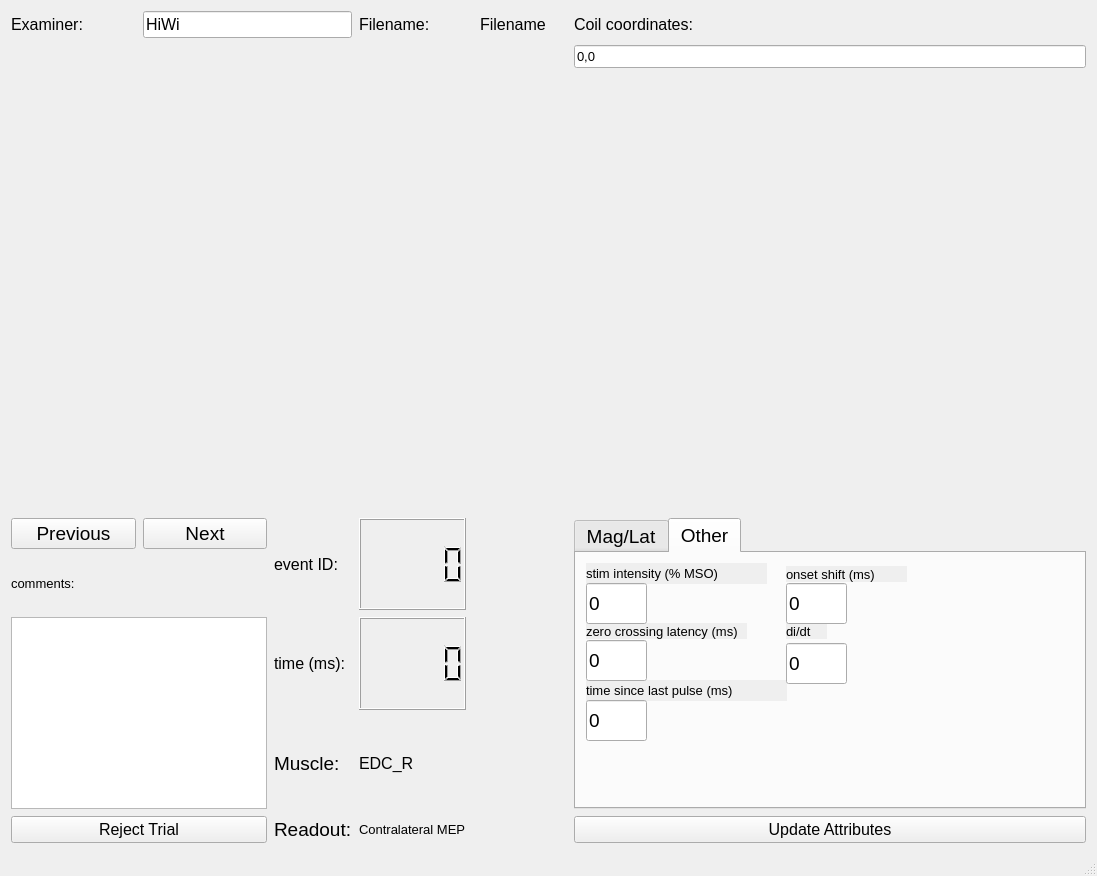
This is offspect/gui/uis/visual_inspection_gui_HR.ui in neuromti/tool-offspect as Qt 5 draws it before an edit. The edited form follows.
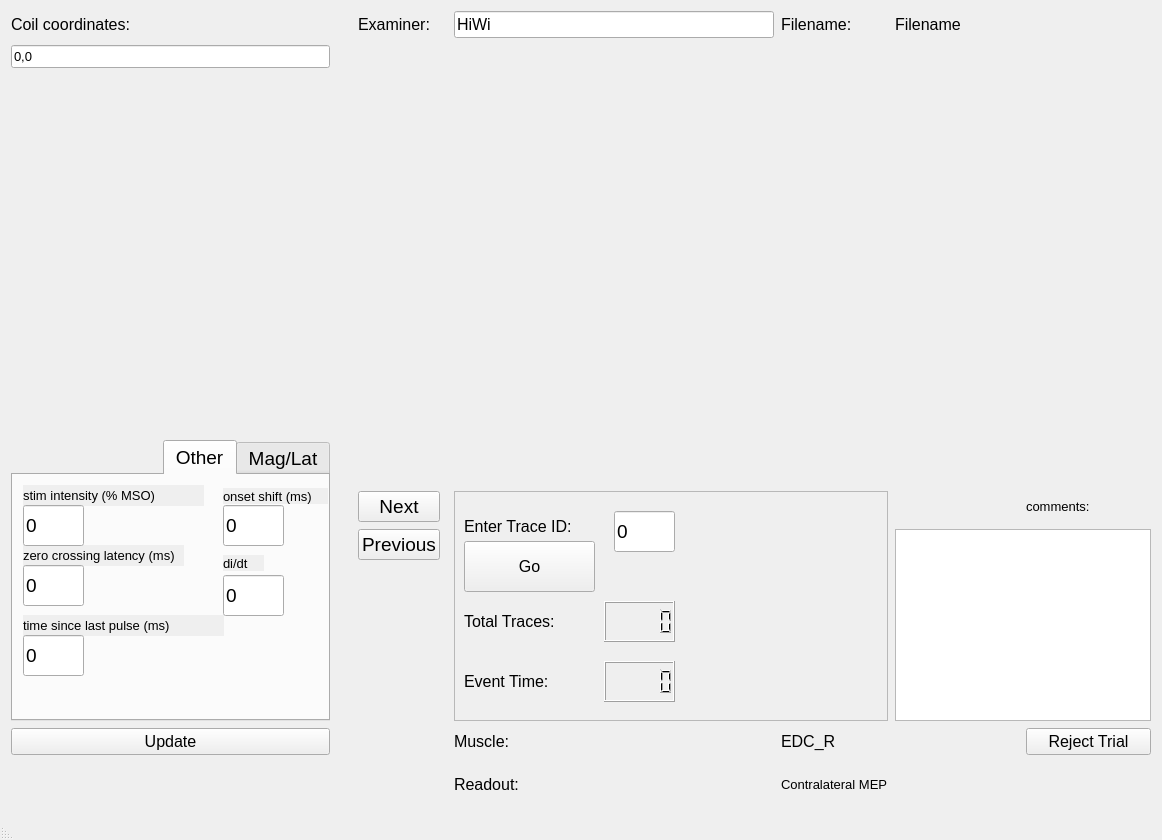
This is the edited form. The open tabs and pages were chosen to show the change. Custom widgets are drawn as their Qt base class.

Commit message: Added vpp and red lines to plot. Reformatted LR and XS so that plot is larger, added random accessing of traces, made rejections saved as soon as button is pressed.

What changed in the file:
```diff
--- a/offspect/gui/uis/visual_inspection_gui_HR.ui
+++ b/offspect/gui/uis/visual_inspection_gui_HR.ui
@@ -6,13 +6,16 @@
    <rect>
     <x>0</x>
     <y>0</y>
-    <width>1097</width>
-    <height>876</height>
+    <width>1162</width>
+    <height>840</height>
    </rect>
   </property>
   <property name="windowTitle">
    <string>MainWindow</string>
   </property>
+  <property name="layoutDirection">
+   <enum>Qt::RightToLeft</enum>
+  </property>
   <property name="dockNestingEnabled">
    <bool>false</bool>
   </property>
@@ -30,63 +33,11 @@
     <bool>true</bool>
    </property>
    <layout class="QGridLayout" name="gridLayout">
-    <item row="12" column="3">
-     <widget class="QLCDNumber" name="event_time_num">
-      <property name="autoFillBackground">
-       <bool>true</bool>
-      </property>
-     </widget>
-    </item>
-    <item row="14" column="0" colspan="2">
-     <widget class="QPushButton" name="reject_button">
-      <property name="font">
-       <font>
-        <pointsize>12</pointsize>
-       </font>
-      </property>
-      <property name="text">
-       <string>Reject Trial</string>
-      </property>
-     </widget>
-    </item>
-    <item row="14" column="2">
-     <widget class="QLabel" name="readout_label">
-      <property name="font">
-       <font>
-        <pointsize>14</pointsize>
-       </font>
-      </property>
-      <property name="autoFillBackground">
-       <bool>true</bool>
-      </property>
-      <property name="text">
-       <string>Readout:</string>
-      </property>
-     </widget>
-    </item>
-    <item row="12" column="0" rowspan="2" colspan="2">
-     <widget class="QTextEdit" name="commentbox"/>
-    </item>
-    <item row="13" column="3">
-     <widget class="QLabel" name="channel_label">
-      <property name="font">
-       <font>
-        <pointsize>12</pointsize>
-       </font>
-      </property>
-      <property name="autoFillBackground">
-       <bool>true</bool>
-      </property>
-      <property name="text">
-       <string>EDC_R</string>
-      </property>
-     </widget>
-    </item>
-    <item row="13" column="2">
+    <item row="15" column="3">
      <widget class="QLabel" name="muscle_label">
       <property name="font">
        <font>
-        <pointsize>14</pointsize>
+        <pointsize>12</pointsize>
        </font>
       </property>
       <property name="autoFillBackground">
@@ -97,29 +48,10 @@
       </property>
      </widget>
     </item>
-    <item row="10" column="2" rowspan="2">
-     <widget class="QLabel" name="dataindexlabel">
-      <property name="font">
-       <font>
-        <pointsize>12</pointsize>
-       </font>
-      </property>
-      <property name="autoFillBackground">
-       <bool>true</bool>
-      </property>
-      <property name="text">
-       <string>event ID:</string>
-      </property>
-     </widget>
+    <item row="12" column="0" rowspan="2" colspan="2">
+     <widget class="QTextEdit" name="commentbox"/>
     </item>
-    <item row="10" column="3" rowspan="2">
-     <widget class="QLCDNumber" name="event_id_num">
-      <property name="autoFillBackground">
-       <bool>true</bool>
-      </property>
-     </widget>
-    </item>
-    <item row="10" column="0">
+    <item row="12" column="5">
      <widget class="QPushButton" name="previous_button">
       <property name="font">
        <font>
@@ -131,19 +63,7 @@
       </property>
      </widget>
     </item>
-    <item row="14" column="9">
-     <widget class="QPushButton" name="update_attrs_button">
-      <property name="font">
-       <font>
-        <pointsize>12</pointsize>
-       </font>
-      </property>
-      <property name="text">
-       <string>Update Attributes</string>
-      </property>
-     </widget>
-    </item>
-    <item row="10" column="1">
+    <item row="11" column="5">
      <widget class="QPushButton" name="next_button">
       <property name="font">
        <font>
@@ -155,134 +75,6 @@
       </property>
      </widget>
     </item>
-    <item row="0" column="1" colspan="2">
-     <widget class="QLineEdit" name="examiner_name">
-      <property name="font">
-       <font>
-        <pointsize>12</pointsize>
-       </font>
-      </property>
-      <property name="text">
-       <string>HiWi</string>
-      </property>
-     </widget>
-    </item>
-    <item row="1" column="9">
-     <widget class="QLineEdit" name="coil_coordinate_input">
-      <property name="font">
-       <font>
-        <pointsize>10</pointsize>
-       </font>
-      </property>
-      <property name="text">
-       <string>0,0</string>
-      </property>
-     </widget>
-    </item>
-    <item row="0" column="3">
-     <widget class="QLabel" name="filename_label">
-      <property name="font">
-       <font>
-        <pointsize>12</pointsize>
-       </font>
-      </property>
-      <property name="text">
-       <string>Filename: </string>
-      </property>
-     </widget>
-    </item>
-    <item row="0" column="5">
-     <widget class="QLabel" name="filename_label_2">
-      <property name="font">
-       <font>
-        <pointsize>12</pointsize>
-       </font>
-      </property>
-      <property name="text">
-       <string>Filename</string>
-      </property>
-     </widget>
-    </item>
-    <item row="0" column="9">
-     <widget class="QLabel" name="coilcoordinateslabel">
-      <property name="font">
-       <font>
-        <pointsize>12</pointsize>
-       </font>
-      </property>
-      <property name="text">
-       <string>Coil coordinates: </string>
-      </property>
-     </widget>
-    </item>
-    <item row="14" column="3">
-     <widget class="QLabel" name="readout">
-      <property name="font">
-       <font>
-        <pointsize>10</pointsize>
-       </font>
-      </property>
-      <property name="text">
-       <string>Contralateral MEP</string>
-      </property>
-     </widget>
-    </item>
-    <item row="12" column="2">
-     <widget class="QLabel" name="datatimelabel">
-      <property name="font">
-       <font>
-        <pointsize>12</pointsize>
-       </font>
-      </property>
-      <property name="autoFillBackground">
-       <bool>true</bool>
-      </property>
-      <property name="text">
-       <string>time (ms):</string>
-      </property>
-     </widget>
-    </item>
-    <item row="0" column="0">
-     <widget class="QLabel" name="examinerlabel">
-      <property name="font">
-       <font>
-        <pointsize>12</pointsize>
-       </font>
-      </property>
-      <property name="text">
-       <string>Examiner: </string>
-      </property>
-     </widget>
-    </item>
-    <item row="11" column="0">
-     <widget class="QLabel" name="zeroxinglabel_2">
-      <property name="font">
-       <font>
-        <pointsize>10</pointsize>
-       </font>
-      </property>
-      <property name="autoFillBackground">
-       <bool>true</bool>
-      </property>
-      <property name="text">
-       <string>comments:</string>
-      </property>
-     </widget>
-    </item>
-    <item row="2" column="9" rowspan="8">
-     <widget class="MplWidget" name="MplWidget2" native="true">
-      <property name="enabled">
-       <bool>true</bool>
-      </property>
-     </widget>
-    </item>
-    <item row="1" column="0" rowspan="9" colspan="9">
-     <widget class="MplWidget" name="MplWidget1" native="true">
-      <property name="layoutDirection">
-       <enum>Qt::LeftToRight</enum>
-      </property>
-     </widget>
-    </item>
     <item row="10" column="9" rowspan="4">
      <widget class="QTabWidget" name="tabWidget">
       <property name="font">
@@ -464,7 +256,7 @@
           <x>10</x>
           <y>70</y>
           <width>161</width>
-          <height>16</height>
+          <height>21</height>
          </rect>
         </property>
         <property name="font">
@@ -483,7 +275,7 @@
         <property name="geometry">
          <rect>
           <x>210</x>
-          <y>70</y>
+          <y>80</y>
           <width>41</width>
           <height>16</height>
          </rect>
@@ -525,7 +317,7 @@
         <property name="geometry">
          <rect>
           <x>10</x>
-          <y>127</y>
+          <y>140</y>
           <width>201</width>
           <height>21</height>
          </rect>
@@ -567,7 +359,7 @@
         <property name="geometry">
          <rect>
           <x>10</x>
-          <y>87</y>
+          <y>90</y>
           <width>61</width>
           <height>41</height>
          </rect>
@@ -621,7 +413,7 @@
         <property name="geometry">
          <rect>
           <x>210</x>
-          <y>90</y>
+          <y>100</y>
           <width>61</width>
           <height>41</height>
          </rect>
@@ -639,7 +431,7 @@
         <property name="geometry">
          <rect>
           <x>10</x>
-          <y>147</y>
+          <y>160</y>
           <width>61</width>
           <height>41</height>
          </rect>
@@ -656,6 +448,293 @@
       </widget>
      </widget>
     </item>
+    <item row="1" column="0" rowspan="10" colspan="9">
+     <widget class="MplWidget" name="MplWidget1" native="true">
+      <property name="layoutDirection">
+       <enum>Qt::LeftToRight</enum>
+      </property>
+     </widget>
+    </item>
+    <item row="0" column="5">
+     <widget class="QLabel" name="examinerlabel">
+      <property name="font">
+       <font>
+        <pointsize>12</pointsize>
+       </font>
+      </property>
+      <property name="text">
+       <string>Examiner: </string>
+      </property>
+     </widget>
+    </item>
+    <item row="0" column="2">
+     <widget class="QLabel" name="filename_label">
+      <property name="font">
+       <font>
+        <pointsize>12</pointsize>
+       </font>
+      </property>
+      <property name="text">
+       <string>Filename: </string>
+      </property>
+     </widget>
+    </item>
+    <item row="15" column="9">
+     <widget class="QPushButton" name="update_attrs_button">
+      <property name="font">
+       <font>
+        <pointsize>12</pointsize>
+       </font>
+      </property>
+      <property name="text">
+       <string>Update</string>
+      </property>
+     </widget>
+    </item>
+    <item row="0" column="9">
+     <widget class="QLabel" name="coilcoordinateslabel">
+      <property name="font">
+       <font>
+        <pointsize>12</pointsize>
+       </font>
+      </property>
+      <property name="text">
+       <string>Coil coordinates: </string>
+      </property>
+     </widget>
+    </item>
+    <item row="11" column="0">
+     <widget class="QLabel" name="zeroxinglabel_2">
+      <property name="font">
+       <font>
+        <pointsize>10</pointsize>
+       </font>
+      </property>
+      <property name="autoFillBackground">
+       <bool>true</bool>
+      </property>
+      <property name="text">
+       <string>comments:</string>
+      </property>
+     </widget>
+    </item>
+    <item row="1" column="9">
+     <widget class="QLineEdit" name="coil_coordinate_input">
+      <property name="font">
+       <font>
+        <pointsize>10</pointsize>
+       </font>
+      </property>
+      <property name="text">
+       <string>0,0</string>
+      </property>
+     </widget>
+    </item>
+    <item row="15" column="0">
+     <widget class="QPushButton" name="reject_button">
+      <property name="font">
+       <font>
+        <pointsize>12</pointsize>
+       </font>
+      </property>
+      <property name="text">
+       <string>Reject Trial</string>
+      </property>
+     </widget>
+    </item>
+    <item row="15" column="2">
+     <widget class="QLabel" name="channel_label">
+      <property name="font">
+       <font>
+        <pointsize>12</pointsize>
+       </font>
+      </property>
+      <property name="autoFillBackground">
+       <bool>true</bool>
+      </property>
+      <property name="text">
+       <string>EDC_R</string>
+      </property>
+     </widget>
+    </item>
+    <item row="16" column="3">
+     <widget class="QLabel" name="readout_label">
+      <property name="font">
+       <font>
+        <pointsize>12</pointsize>
+       </font>
+      </property>
+      <property name="autoFillBackground">
+       <bool>true</bool>
+      </property>
+      <property name="text">
+       <string>Readout:</string>
+      </property>
+     </widget>
+    </item>
+    <item row="16" column="2">
+     <widget class="QLabel" name="readout">
+      <property name="font">
+       <font>
+        <pointsize>10</pointsize>
+       </font>
+      </property>
+      <property name="text">
+       <string>Contralateral MEP</string>
+      </property>
+     </widget>
+    </item>
+    <item row="11" column="2" rowspan="3" colspan="2">
+     <widget class="QFrame" name="frame">
+      <property name="frameShape">
+       <enum>QFrame::StyledPanel</enum>
+      </property>
+      <property name="frameShadow">
+       <enum>QFrame::Raised</enum>
+      </property>
+      <widget class="QLabel" name="label">
+       <property name="geometry">
+        <rect>
+         <x>10</x>
+         <y>20</y>
+         <width>141</width>
+         <height>31</height>
+        </rect>
+       </property>
+       <property name="font">
+        <font>
+         <pointsize>12</pointsize>
+        </font>
+       </property>
+       <property name="text">
+        <string>Enter Trace ID:</string>
+       </property>
+      </widget>
+      <widget class="QLineEdit" name="trace_idx_num">
+       <property name="geometry">
+        <rect>
+         <x>160</x>
+         <y>20</y>
+         <width>61</width>
+         <height>41</height>
+        </rect>
+       </property>
+       <property name="font">
+        <font>
+         <pointsize>14</pointsize>
+        </font>
+       </property>
+       <property name="text">
+        <string>0</string>
+       </property>
+      </widget>
+      <widget class="QLCDNumber" name="last_trace_num">
+       <property name="geometry">
+        <rect>
+         <x>150</x>
+         <y>110</y>
+         <width>71</width>
+         <height>41</height>
+        </rect>
+       </property>
+      </widget>
+      <widget class="QLabel" name="label_2">
+       <property name="geometry">
+        <rect>
+         <x>10</x>
+         <y>110</y>
+         <width>131</width>
+         <height>41</height>
+        </rect>
+       </property>
+       <property name="font">
+        <font>
+         <pointsize>12</pointsize>
+        </font>
+       </property>
+       <property name="text">
+        <string>Total Traces: </string>
+       </property>
+      </widget>
+      <widget class="QLCDNumber" name="event_time_num">
+       <property name="geometry">
+        <rect>
+         <x>150</x>
+         <y>170</y>
+         <width>71</width>
+         <height>41</height>
+        </rect>
+       </property>
+      </widget>
+      <widget class="QLabel" name="label_3">
+       <property name="geometry">
+        <rect>
+         <x>10</x>
+         <y>170</y>
+         <width>131</width>
+         <height>41</height>
+        </rect>
+       </property>
+       <property name="font">
+        <font>
+         <pointsize>12</pointsize>
+        </font>
+       </property>
+       <property name="text">
+        <string>Event Time:</string>
+       </property>
+      </widget>
+      <widget class="QPushButton" name="trace_update_button">
+       <property name="geometry">
+        <rect>
+         <x>10</x>
+         <y>50</y>
+         <width>131</width>
+         <height>51</height>
+        </rect>
+       </property>
+       <property name="font">
+        <font>
+         <pointsize>12</pointsize>
+        </font>
+       </property>
+       <property name="text">
+        <string>Go</string>
+       </property>
+      </widget>
+     </widget>
+    </item>
+    <item row="2" column="9" rowspan="8">
+     <widget class="MplWidget" name="MplWidget2" native="true">
+      <property name="enabled">
+       <bool>true</bool>
+      </property>
+     </widget>
+    </item>
+    <item row="0" column="0" colspan="2">
+     <widget class="QLabel" name="filename_label_2">
+      <property name="font">
+       <font>
+        <pointsize>12</pointsize>
+       </font>
+      </property>
+      <property name="text">
+       <string>Filename</string>
+      </property>
+     </widget>
+    </item>
+    <item row="0" column="3">
+     <widget class="QLineEdit" name="examiner_name">
+      <property name="font">
+       <font>
+        <pointsize>12</pointsize>
+       </font>
+      </property>
+      <property name="text">
+       <string>HiWi</string>
+      </property>
+     </widget>
+    </item>
    </layout>
   </widget>
   <widget class="QMenuBar" name="menubar">
```
Left out of the diff: 12 changed lines with no effect on the pictures. The commit also changes 8 other files.
